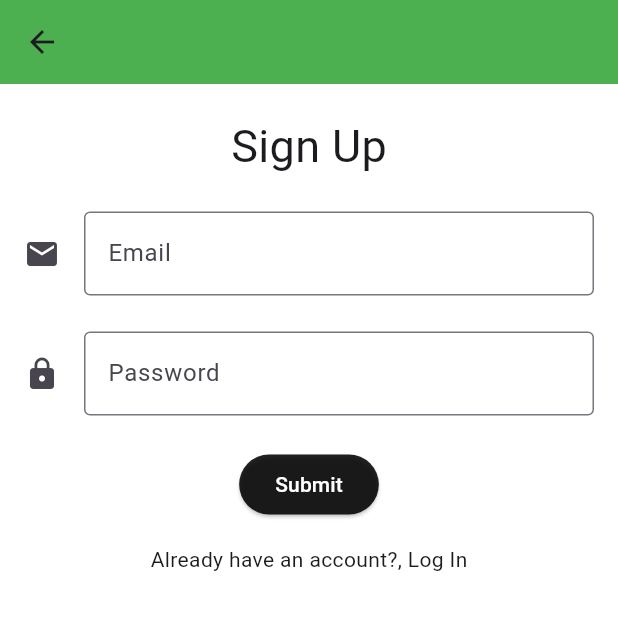
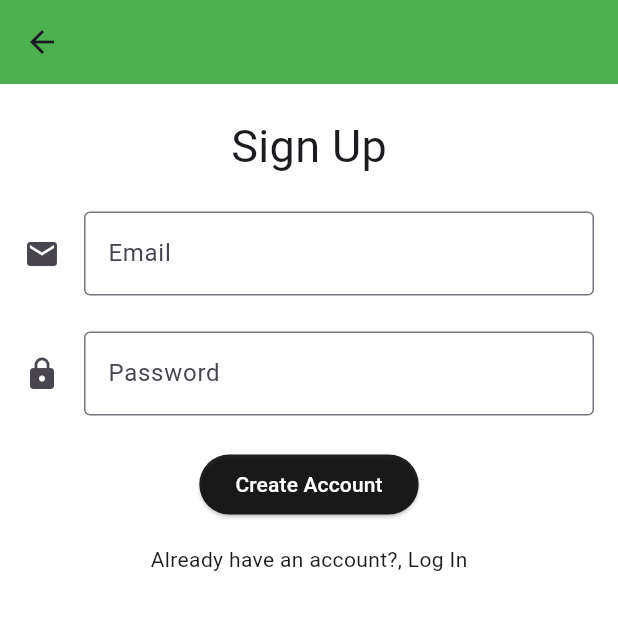
Before and after one commit to sourabhcodetrade/assignments, a Flutter app: the SignupScreen screen opened by its route, on a phone screen of 412 x 824 dp, the top half of it. Run offline on Flutter 3.47's test engine with Material 3 defaults, Android fonts, the phone set to English and light mode, and no system bars; our stand-ins replace firebase_auth, firebase_core; accounts and stored records are empty.

Commit message:
Improved UI

```diff
--- a/lib/app/modules/auth/view/signup_screen.dart
+++ b/lib/app/modules/auth/view/signup_screen.dart
@@ -1,4 +1,5 @@
 import 'package:flutter/material.dart';
+import 'package:mvc/app/modules/auth/view/widgets/custom_button.dart';
 import 'package:mvc/app/modules/auth/view/widgets/form.dart';
 import 'package:provider/provider.dart';
 
@@ -41,11 +42,12 @@ class _SignupScreenState extends State<SignupScreen> {
                 formKey: formKey,
                 emailController: emailController,
                 passwordController: passwordController),
-            ElevatedButton(
-              style: ButtonStyle(
-                backgroundColor:
-                    MaterialStateProperty.all<Color>(Colors.black87),
-              ),
+            CustomButton(
+              formKey: formKey,
+              passwordController: passwordController,
+              authController: authController,
+              emailController: emailController,
+              text: 'Create Account',
               onPressed: () async {
                 if (formKey.currentState!.validate() &&
                     validatePassword(passwordController.text, context)) {
@@ -55,21 +57,18 @@ class _SignupScreenState extends State<SignupScreen> {
                           password: passwordController.text,
                           context: context);
                   if (user != null) {
-                    if (context.mounted) Navigator.pushReplacementNamed(context, Routes.homeScreen);
+                    if (context.mounted) {
+                      Navigator.pushReplacementNamed(
+                          context, Routes.homeScreen);
+                    }
                   }
                 }
               },
-              child: const Text(
-                'Submit',
-                style: TextStyle(
-                  color: Colors.white,
-                ),
-              ),
             ),
             const SizedBox(
               height: 16,
             ),
-            InkWell(
+            GestureDetector(
                 onTap: () => Navigator.pushReplacementNamed(context, '/login'),
                 child: const Text("Already have an account?, Log In")),
             const SizedBox(
--- a/lib/app/modules/auth/view/widgets/custom_button.dart
+++ b/lib/app/modules/auth/view/widgets/custom_button.dart
@@ -2,8 +2,8 @@ import 'package:flutter/material.dart';
 
 import '../../controller/auth_controller.dart';
 
-class Button extends StatelessWidget {
-  const Button({
+class CustomButton extends StatelessWidget {
+  const CustomButton({
     super.key,
     required this.formKey,
     required this.passwordController,
@@ -27,7 +27,7 @@ class Button extends StatelessWidget {
         backgroundColor: MaterialStateProperty.all<Color>(Colors.black87),
       ),
       onPressed: onPressed,
-      child:  Text(
+      child: Text(
         text,
         style: const TextStyle(
           color: Colors.white,
```
Also changed, not shown: lib/app/modules/auth/view/login_screen.dart (+9 -12 lines).
